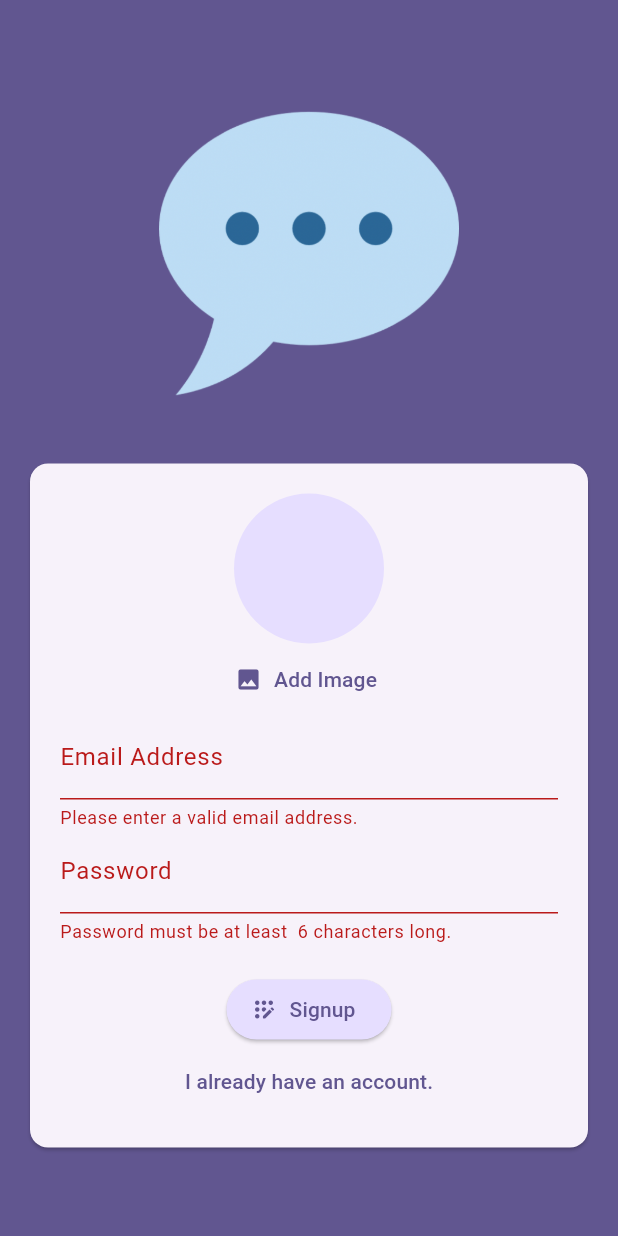
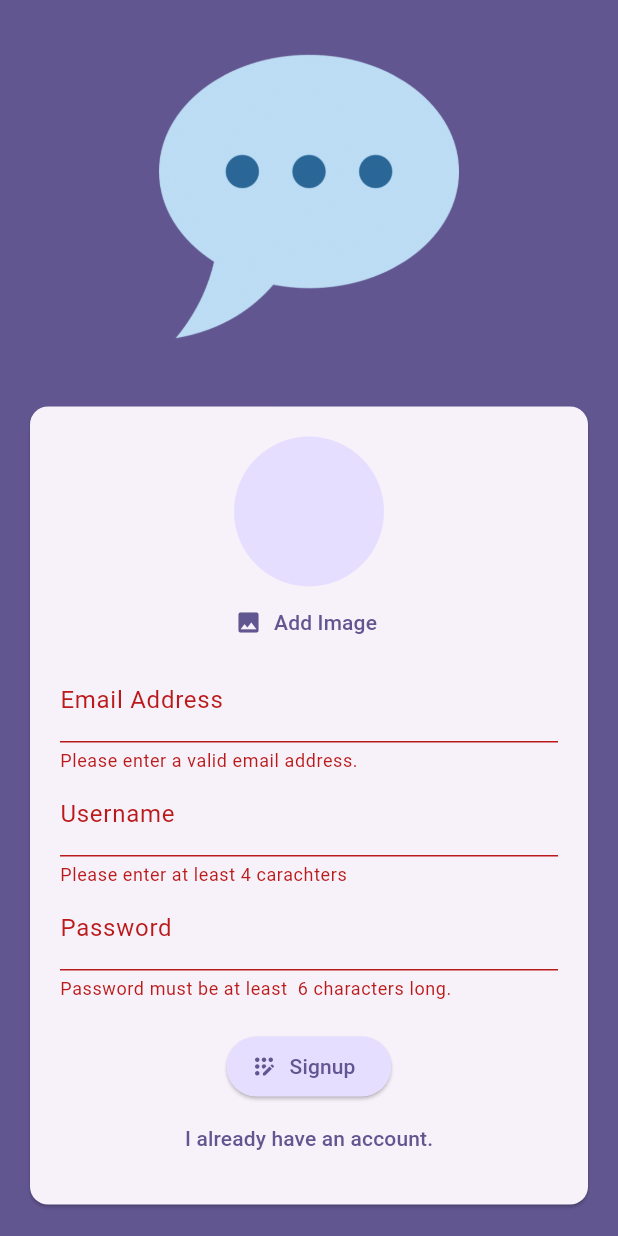
Before and after one commit to mojahid-belaman/chat_app, a Flutter app: the screen it shows after launch, after a tap on "Login", after a tap on "Create an account", after a tap on "Signup", on a phone screen of 412 x 824 dp. Run offline on Flutter 3.47's test engine with Material 3 defaults, Android fonts, the phone set to English and light mode, and no system bars; our stand-ins replace cloud_firestore, firebase_auth, firebase_core, firebase_storage, image_picker; accounts and stored records are empty.

Commit message:
add property username with validation and store data in firebase firestore

```diff
--- a/lib/widgets/auth_form.dart
+++ b/lib/widgets/auth_form.dart
@@ -1,8 +1,9 @@
+import 'package:cloud_firestore/cloud_firestore.dart';
+import 'package:firebase_storage/firebase_storage.dart';
+import 'package:flutter/material.dart';
 import 'dart:io';
 
-import 'package:chat_app/screens/chat.dart';
 import 'package:chat_app/widgets/user_image_picker.dart';
-import 'package:flutter/material.dart';
 import 'package:firebase_auth/firebase_auth.dart';
 
 final _firebase = FirebaseAuth.instance;
@@ -22,8 +23,10 @@ class _AuthFormState extends State<AuthForm> {
   final _form = GlobalKey<FormState>();
   AuthModeEnum _isLogin = AuthModeEnum.Login;
   var _enteredEmail = '';
+  var _enteredUsername = '';
   var _enteredPassword = '';
   File? _selectedImage;
+  bool _isAuth = false;
 
   bool _isEmailValid(String email) {
     final RegExp emailRegex = RegExp(
@@ -39,14 +42,39 @@ class _AuthFormState extends State<AuthForm> {
     return false;
   }
 
+  bool _isUsermaneValid(String username) {
+    if (username.isNotEmpty && username.trim().length >= 4) return true;
+    return false;
+  }
+
   void _handleSignupLogin() async {
     try {
+      setState(() {
+        _isAuth = true;
+      });
       if (_isLogin == AuthModeEnum.Login) {
-        final userCridential = await _firebase.signInWithEmailAndPassword(
+        await _firebase.signInWithEmailAndPassword(
             email: _enteredEmail, password: _enteredPassword);
       } else if (_isLogin == AuthModeEnum.Signup) {
         final userCridential = await _firebase.createUserWithEmailAndPassword(
             email: _enteredEmail, password: _enteredPassword);
+        final storageRef = FirebaseStorage.instance
+            .ref()
+            .child('user_images')
+            .child('${userCridential.user!.uid}.jpg');
+
+        await storageRef.putFile(_selectedImage!);
+        final imageUrl = await storageRef.getDownloadURL();
+
+        final userId = userCridential.user?.uid;
+        FirebaseFirestore.instance.collection('users').doc('$userId}').set({
+          'username': _enteredUsername,
+          'imageUrl': imageUrl,
+          'email': _enteredEmail
+        });
+        setState(() {
+          _isAuth = false;
+        });
       }
     } on FirebaseAuthException catch (e) {
       if (context.mounted) {
@@ -58,6 +86,9 @@ class _AuthFormState extends State<AuthForm> {
           ),
         );
       }
+      setState(() {
+        _isAuth = false;
+      });
     }
   }
 
@@ -94,6 +125,7 @@ class _AuthFormState extends State<AuthForm> {
               _selectedImage = pickedImage;
             }),
           TextFormField(
+            key: UniqueKey(),
             decoration: const InputDecoration(labelText: 'Email Address'),
             keyboardType: TextInputType.emailAddress,
             autocorrect: false,
@@ -108,7 +140,22 @@ class _AuthFormState extends State<AuthForm> {
               _enteredEmail = newValue!;
             },
           ),
+          if (_isLogin == AuthModeEnum.Signup)
             TextFormField(
+              decoration: const InputDecoration(labelText: 'Username'),
+              enableSuggestions: false,
+              validator: (value) {
+                if (!_isUsermaneValid(value!)) {
+                  return 'Please enter at least 4 carachters';
+                }
+                return null;
+              },
+              onSaved: (newValue) {
+                _enteredUsername = newValue!;
+              },
+            ),
+          TextFormField(
+            key: UniqueKey(),
             decoration: const InputDecoration(labelText: 'Password'),
             obscureText: true,
             validator: (value) {
@@ -124,6 +171,8 @@ class _AuthFormState extends State<AuthForm> {
           const SizedBox(
             height: 20,
           ),
+          if (_isAuth) const CircularProgressIndicator(),
+          if (!_isAuth)
             ElevatedButton.icon(
               onPressed: _submit,
               style: ElevatedButton.styleFrom(
@@ -134,6 +183,7 @@ class _AuthFormState extends State<AuthForm> {
                   : Icons.app_registration_rounded),
               label: Text(_isLogin == AuthModeEnum.Login ? 'Login' : 'Signup'),
             ),
+          if (!_isAuth)
             TextButton(
               onPressed: () {
                 setState(() {
```
Lines whose indentation alone changed are shown as unchanged.
